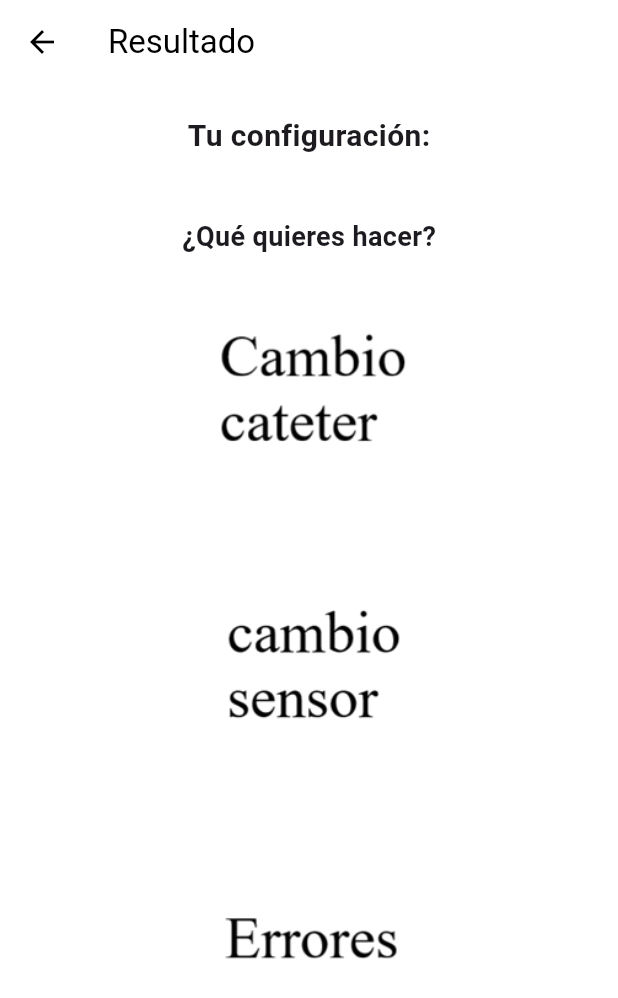
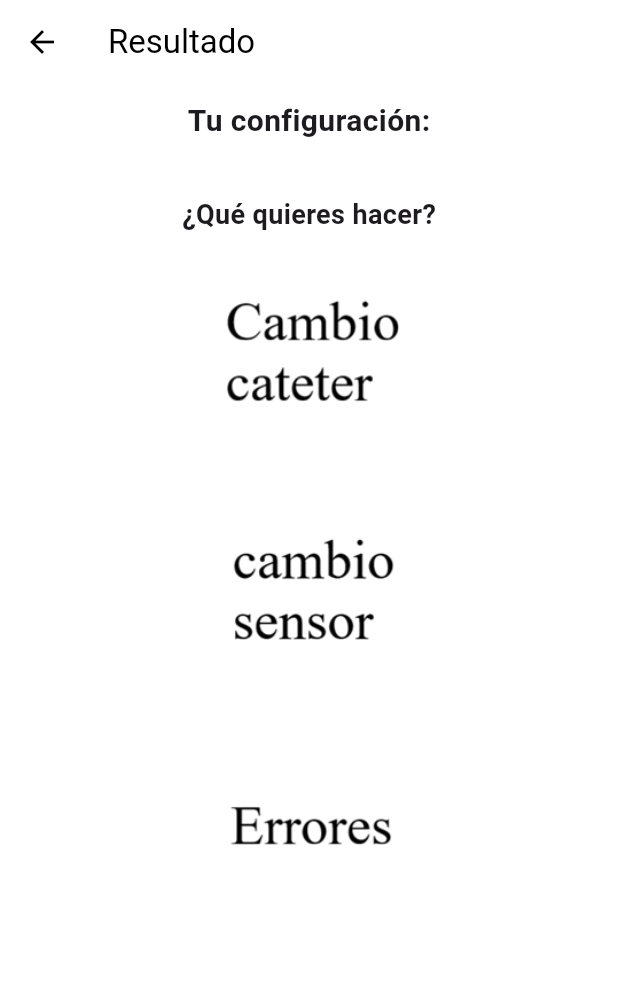
Before and after one commit to SamuMartinez94/app-diabetes, a Flutter app: the ResultadoScreen screen opened directly with empty values, on a phone screen of 412 x 824 dp. Shown: the top 998 px of the screen. Run offline on Flutter 3.47's test engine with Material 3 defaults, Android fonts, the phone set to English and light mode, and no system bars.

Commit message:
Cambio espacio moviles pequeños

```diff
--- a/lib/resultado.dart
+++ b/lib/resultado.dart
@@ -21,129 +21,86 @@ class ResultadoScreen extends StatelessWidget {
       backgroundColor: Colors.white,
       appBar: AppBar(
         backgroundColor: Colors.white,
-        foregroundColor: Colors.black, // para que el texto sea visible
-        elevation: 0, // sin sombra
+        foregroundColor: Colors.black,
+        elevation: 0,
         title: const Text('Resultado'),
       ),
-      body: Padding(
-        padding: const EdgeInsets.all(20),
+      // SingleChildScrollView para hacer scroll en móviles pequeños
+      body: SingleChildScrollView(
+        child: Padding(
+          padding: const EdgeInsets.symmetric(horizontal: 20, vertical: 10),
           child: Column(
             children: [
-            Text(
+              const Text(
                 'Tu configuración:',
-              style: const TextStyle(fontSize: 20, fontWeight: FontWeight.bold),
+                style: TextStyle(fontSize: 20, fontWeight: FontWeight.bold),
               ),
               const SizedBox(height: 10),
               Row(
                 mainAxisAlignment: MainAxisAlignment.center,
                 children: [
-                if (bomba.isNotEmpty)
-                  SizedBox(
-                    width: 90,
-                    height: 90,
-                    child: Image.asset(
-                      'assets/images/$bomba.png',
-                      fit: BoxFit.contain, // mantiene proporción
-                    ),
-                  ),
+                  if (bomba.isNotEmpty) _buildConfigImage(bomba),
                   const SizedBox(width: 10),
-                if (sensor.isNotEmpty)
-                  SizedBox(
-                    width: 90,
-                    height: 90,
-                    child: Image.asset(
-                      'assets/images/$sensor.png',
-                      fit: BoxFit.contain,
-                    ),
-                  ),
+                  if (sensor.isNotEmpty) _buildConfigImage(sensor),
                   const SizedBox(width: 10),
-                if (cateter.isNotEmpty)
-                  SizedBox(
-                    width: 90,
-                    height: 90,
-                    child: Image.asset(
-                      'assets/images/$cateter.png',
-                      fit: BoxFit.contain,
-                    ),
-                  ),
+                  if (cateter.isNotEmpty) _buildConfigImage(cateter),
                 ],
               ),
 
-            const SizedBox(height: 30),
+              const SizedBox(height: 25), // Espacio antes del menú
 
-            Text(
+              const Text(
                 '¿Qué quieres hacer?',
-              style: const TextStyle(fontSize: 18, fontWeight: FontWeight.bold),
+                style: TextStyle(fontSize: 18, fontWeight: FontWeight.bold),
               ),
-            const SizedBox(height: 20),
+              const SizedBox(height: 15),
 
-            // ✅ Menú con imágenes
-            Column(
-              mainAxisAlignment: MainAxisAlignment.center,
-              children: [
-                // Cambio de catéter
-                GestureDetector(
-                  onTap: () {
-                    Navigator.push(
+              // Menú de opciones
+              _menuItem(
                 context,
-                      MaterialPageRoute(
-                        builder: (context) =>
+                'assets/images/cambio_cateter.png',
                 CambioCateterScreen(bomba: bomba, cateter: cateter),
               ),
-                    );
-                  },
-                  child: Image.asset(
-                    'assets/images/cambio_cateter.png',
-                    width: 150,
-                    height: 150,
-                  ),
+
+              const SizedBox(height: 15),
+
+              _menuItem(
+                context,
+                'assets/images/cambio_sensor.png',
+                CambioSensorScreen(bomba: bomba, sensor: sensor),
               ),
 
-                const SizedBox(height: 30), // Espacio entre imágenes
-                // Cambio de sensor
-                GestureDetector(
-                  onTap: () {
-                    Navigator.push(
+              const SizedBox(height: 15),
+
+              _menuItem(
                 context,
-                      MaterialPageRoute(
-                        builder: (context) =>
-                            CambioSensorScreen(bomba: bomba, sensor: sensor),
-                      ),
-                    );
-                  },
-                  child: Image.asset(
-                    'assets/images/cambio_sensor.png',
-                    width: 150,
-                    height: 150,
-                  ),
+                'assets/images/errores.png',
+                ErroresScreen(bomba: bomba, sensor: sensor, cateter: cateter),
               ),
 
-                const SizedBox(height: 30), // Espacio entre imágenes
-                // Errores
-                GestureDetector(
-                  onTap: () {
-                    Navigator.push(
-                      context,
-                      MaterialPageRoute(
-                        builder: (context) => ErroresScreen(
-                          bomba: bomba,
-                          sensor: sensor,
-                          cateter: cateter,
-                        ),
-                      ),
-                    );
-                  },
-                  child: Image.asset(
-                    'assets/images/errores.png',
-                    width: 150,
-                    height: 150,
-                  ),
-                ),
+              const SizedBox(height: 20),
             ],
           ),
-          ],
         ),
       ),
     );
   }
+
+  Widget _buildConfigImage(String assetName) {
+    return SizedBox(
+      width: 80,
+      height: 80,
+      child: Image.asset('assets/images/$assetName.png', fit: BoxFit.contain),
+    );
   }
+
+  Widget _menuItem(BuildContext context, String imagePath, Widget screen) {
+    return GestureDetector(
+      onTap: () => Navigator.push(
+        context,
+        MaterialPageRoute(builder: (context) => screen),
+      ),
+      child: Image.asset(imagePath, width: 140, height: 140),
+    );
+  }
+}
--- a/pubspec.yaml
+++ b/pubspec.yaml
@@ -1,8 +1,9 @@
-name: pantalla_bienvenida
+name: appDiabetes
 description: "A new Flutter project."
 # The following line prevents the package from being accidentally published to
 # pub.dev using `flutter pub publish`. This is preferred for private packages.
 publish_to: 'none' # Remove this line if you wish to publish to pub.dev
+
 
 # The following defines the version and build number for your application.
 # A version number is three numbers separated by dots, like 1.2.43
```
Also changed, not shown: 4 other files. Lines whose indentation alone changed are shown as unchanged.
